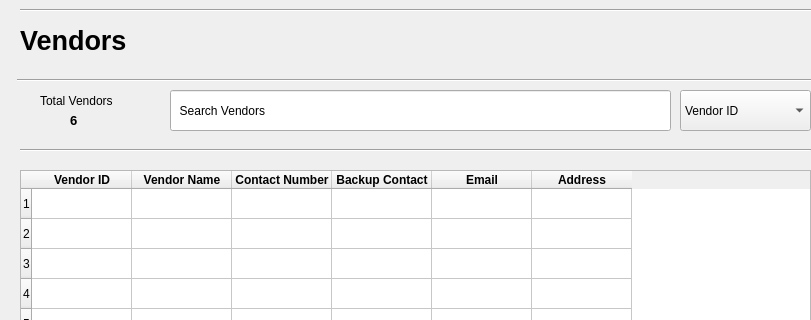
Old version of the form Screens/Vendors.ui in the repository basil-ali-khan/Inventory-Management-System; both pictures show x 0 to 811 and y 0 to 320 of the 1202 by 461 pixel window.
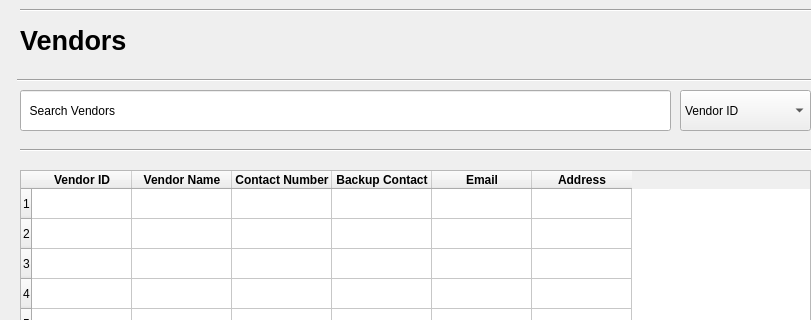
New version of the form.

```diff
--- a/Screens/Vendors.ui
+++ b/Screens/Vendors.ui
@@ -183,9 +183,9 @@
    <widget class="QLineEdit" name="lineEdit">
     <property name="geometry">
      <rect>
-      <x>170</x>
+      <x>20</x>
       <y>90</y>
-      <width>501</width>
+      <width>651</width>
       <height>41</height>
      </rect>
     </property>
@@ -193,45 +193,6 @@
      <string>  Search Vendors</string>
     </property>
    </widget>
-   <widget class="QLabel" name="label_2">
-    <property name="geometry">
-     <rect>
-      <x>70</x>
-      <y>110</y>
-      <width>71</width>
-      <height>21</height>
-     </rect>
-    </property>
-    <property name="font">
-     <font>
-      <pointsize>10</pointsize>
-      <weight>75</weight>
-      <bold>true</bold>
-      <underline>false</underline>
-     </font>
-    </property>
-    <property name="text">
-     <string>6</string>
-    </property>
-   </widget>
-   <widget class="QLabel" name="label_3">
-    <property name="geometry">
-     <rect>
-      <x>40</x>
-      <y>90</y>
-      <width>121</width>
-      <height>21</height>
-     </rect>
-    </property>
-    <property name="font">
-     <font>
-      <pointsize>9</pointsize>
-     </font>
-    </property>
-    <property name="text">
-     <string>Total Vendors</string>
-    </property>
-   </widget>
    <widget class="Line" name="line">
     <property name="geometry">
      <rect>
```
